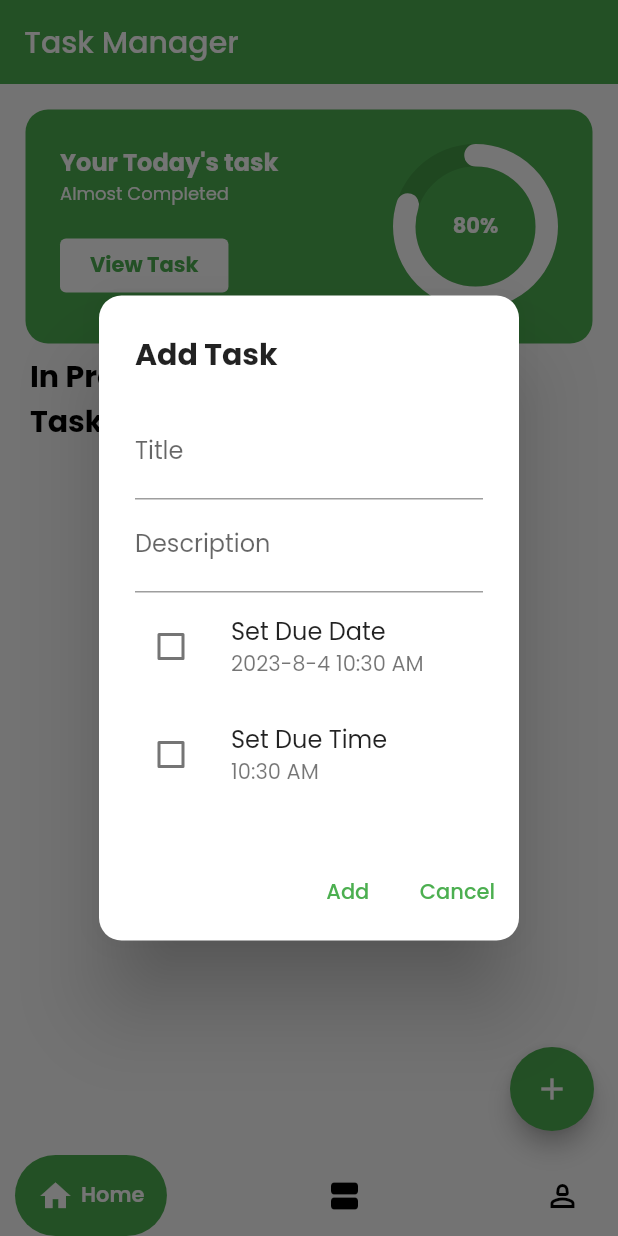
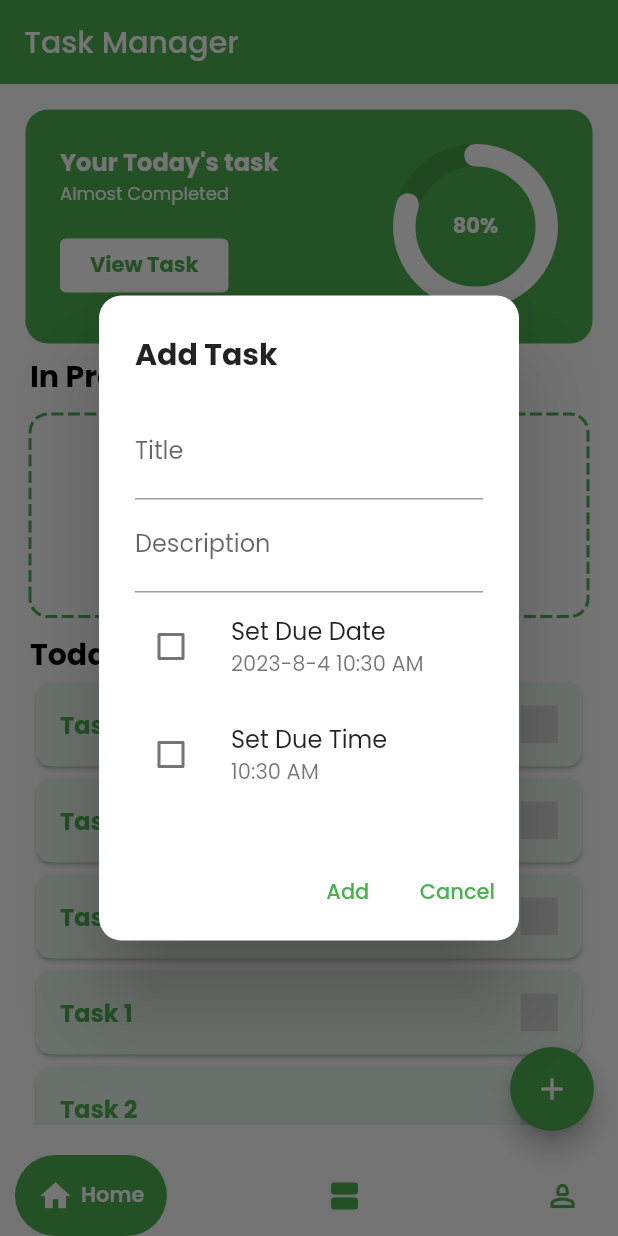
Before and after one commit to faysalewucse/task-manager-app, a Flutter app: the screen it shows after launch, after a tap on the "add" icon, on a phone screen of 412 x 824 dp. Run offline on Flutter 3.47's test engine with Material 2 defaults, Android fonts, the light colour scheme and no system bars; drawn by our look-alikes of dotted_border, google_nav_bar, percent_indicator; our stand-ins replace google_fonts; missing offline and left inert: msh_checkbox.

Commit message:
implement task list design with dummy data

```diff
--- a/lib/components/add_task_modal.dart
+++ b/lib/components/add_task_modal.dart
@@ -30,6 +30,9 @@ class _AddTaskDialogState extends State<AddTaskDialog> {
   bool _customDueDate = false;
   bool _customDueTime = false;
 
+  TextEditingController title = TextEditingController();
+  TextEditingController description = TextEditingController();
+
   @override
   void initState() {
     super.initState();
@@ -52,9 +55,11 @@ class _AddTaskDialogState extends State<AddTaskDialog> {
         children: [
           TextFormField(
             decoration: InputDecoration(labelText: 'Title'),
+            controller: title,
           ),
           TextFormField(
             decoration: InputDecoration(labelText: 'Description'),
+            controller: description,
           ),
           ListTile(
             contentPadding: EdgeInsets.zero,
@@ -112,7 +117,7 @@ class _AddTaskDialogState extends State<AddTaskDialog> {
       actions: [
         TextButton(
           onPressed: () {
-            Navigator.of(context).pop();
+            print(title.text + "**" + description.text);
           },
           child: const Text('Add'),
         ),
--- /dev/null
+++ b/lib/model/task_model.dart
@@ -0,0 +1,13 @@
+class Task {
+  final String title;
+  final String description;
+  final DateTime dueDate;
+  final bool status;
+
+  Task({
+    required this.title,
+    required this.description,
+    required this.dueDate,
+    required this.status,
+  });
+}
--- a/lib/pages/home_page.dart
+++ b/lib/pages/home_page.dart
@@ -1,7 +1,10 @@
+import 'package:dotted_border/dotted_border.dart';
 import 'package:flutter/material.dart';
 import 'package:google_nav_bar/google_nav_bar.dart';
+import 'package:msh_checkbox/msh_checkbox.dart';
 import 'package:percent_indicator/circular_percent_indicator.dart';
 import 'package:task_manager/components/add_task_modal.dart';
+import 'package:task_manager/model/task_model.dart';
 
 class HomePage extends StatefulWidget {
   const HomePage({Key? key}) : super(key: key);
@@ -15,6 +18,39 @@ class _HomePageState extends State<HomePage> {
   bool _customDueTime = false;
   DateTime _selectedDate = DateTime.now();
   TimeOfDay _selectedTime = TimeOfDay.now();
+
+  List<Task> dummyTasks = [
+    Task(
+        title: 'Task 1',
+        description: 'Complete Flutter app',
+        dueDate: DateTime.now().add(Duration(days: 1)),
+        status: true),
+    Task(
+        title: 'Task 2',
+        description: 'Write documentation',
+        dueDate: DateTime.now().add(Duration(days: 3)),
+        status: false),
+    Task(
+        title: 'Task 3',
+        description: 'Refactor code',
+        dueDate: DateTime.now().add(Duration(days: 5)),
+        status: true),
+    Task(
+        title: 'Task 1',
+        description: 'Complete Flutter app',
+        dueDate: DateTime.now().add(Duration(days: 1)),
+        status: false),
+    Task(
+        title: 'Task 2',
+        description: 'Write documentation',
+        dueDate: DateTime.now().add(Duration(days: 3)),
+        status: false),
+    Task(
+        title: 'Task 3',
+        description: 'Refactor code',
+        dueDate: DateTime.now().add(Duration(days: 5)),
+        status: false),
+  ];
 
   @override
   Widget build(BuildContext context) {
@@ -94,13 +130,75 @@ class _HomePageState extends State<HomePage> {
                     color: Colors.black,
                     fontWeight: FontWeight.bold),
               ),
+              Container(
+                margin: const EdgeInsets.symmetric(vertical: 10),
+                child: DottedBorder(
+                  color: Theme.of(context).primaryColor,
+                  borderType: BorderType.RRect,
+                  strokeWidth: 2,
+                  dashPattern: const [8, 3],
+                  radius: const Radius.circular(12),
+                  padding: const EdgeInsets.all(20),
+                  child: ClipRRect(
+                      borderRadius: const BorderRadius.all(Radius.circular(12)),
+                      child: Container(
+                        padding: const EdgeInsets.all(25),
+                        child: Center(
+                          child: Column(
+                            children: const [
+                              Icon(Icons.hourglass_empty),
+                              Text(
+                                "No Task In Progress",
+                                style: TextStyle(color: Colors.black),
+                              )
+                            ],
+                          ),
+                        ),
+                      )),
+                ),
+              ),
               const Text(
-                'Tasks',
+                'Today`s Tasks',
                 style: TextStyle(
                     fontSize: 20,
                     color: Colors.black,
                     fontWeight: FontWeight.bold),
               ),
+              Expanded(
+                child: ListView.builder(
+                  itemCount: dummyTasks.length,
+                  itemBuilder: (context, index) {
+                    Task task = dummyTasks[index];
+                    return Card(
+                      color: Colors.green[50],
+                      shape: RoundedRectangleBorder(
+                        borderRadius: BorderRadius.circular(10.0),
+                      ),
+                      child: ListTile(
+                        title: Text(
+                          task.title,
+                          style: TextStyle(
+                              fontWeight: FontWeight.bold,
+                              color: Theme.of(context).primaryColor),
+                        ),
+                        trailing: MSHCheckbox(
+                          size: 25,
+                          value: task.status,
+                          colorConfig:
+                              MSHColorConfig.fromCheckedUncheckedDisabled(
+                            checkedColor: Theme.of(context).primaryColor,
+                            uncheckedColor: Theme.of(context).primaryColor,
+                          ),
+                          style: MSHCheckboxStyle.fillScaleColor,
+                          onChanged: (selected) {
+                            setState(() {});
+                          },
+                        ),
+                      ),
+                    );
+                  },
+                ),
+              )
             ],
           ),
         ),
@@ -112,15 +210,16 @@ class _HomePageState extends State<HomePage> {
           },
           child: const Icon(Icons.add),
         ),
-        bottomNavigationBar: const Padding(
-          padding: EdgeInsets.symmetric(horizontal: 10.0),
+        bottomNavigationBar: Padding(
+          padding: const EdgeInsets.symmetric(horizontal: 10.0),
           child: GNav(
               gap: 5,
-              duration: Duration(milliseconds: 800),
+              duration: const Duration(milliseconds: 800),
               activeColor: Colors.white,
-              tabBackgroundColor: Colors.green,
-              padding: EdgeInsets.all(15.0),
-              tabs: [
+              color: Theme.of(context).primaryColor,
+              tabBackgroundColor: Theme.of(context).primaryColor,
+              padding: const EdgeInsets.all(15.0),
+              tabs: const [
                 GButton(
                   icon: Icons.home,
                   text: 'Home',
@@ -136,7 +235,6 @@ class _HomePageState extends State<HomePage> {
               ]),
         ));
   }
-
 
   void _showAddTaskDialog(BuildContext context) {
     showDialog(
--- a/pubspec.yaml
+++ b/pubspec.yaml
@@ -15,6 +15,8 @@ dependencies:
   google_nav_bar: ^5.0.6
   line_icons: ^2.0.2
   percent_indicator: ^4.0.1
+  dotted_border: ^2.0.0+3
+  msh_checkbox: ^2.0.1
 
 dev_dependencies:
   flutter_test:
```
Also changed, not shown: pubspec.lock.
